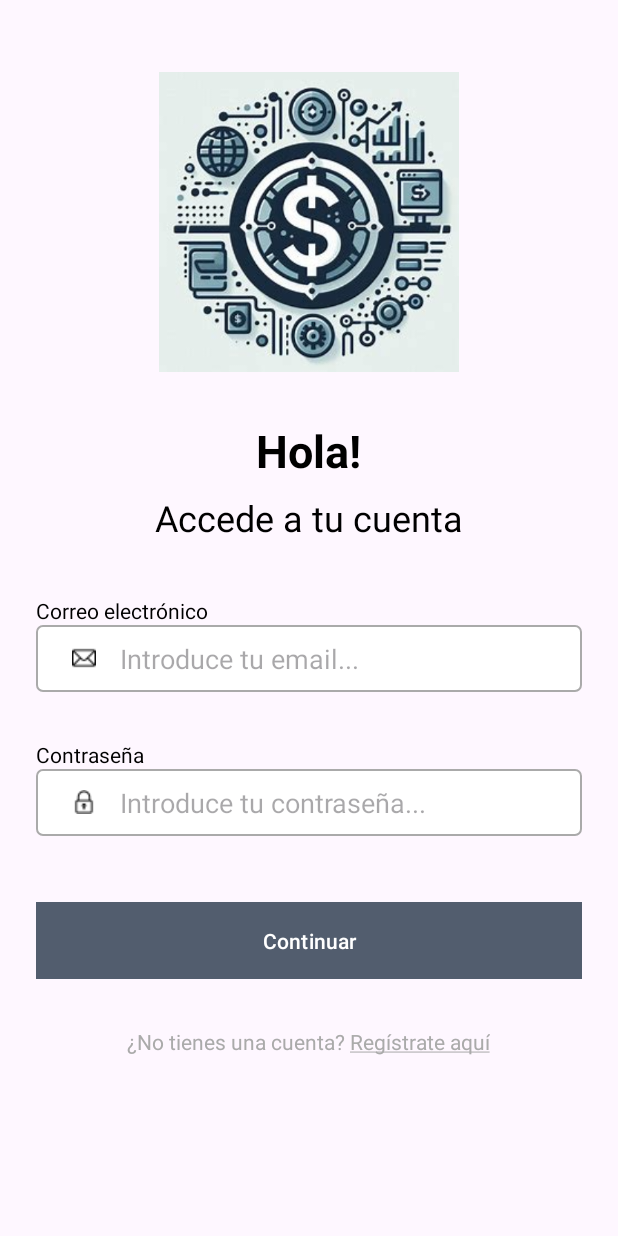
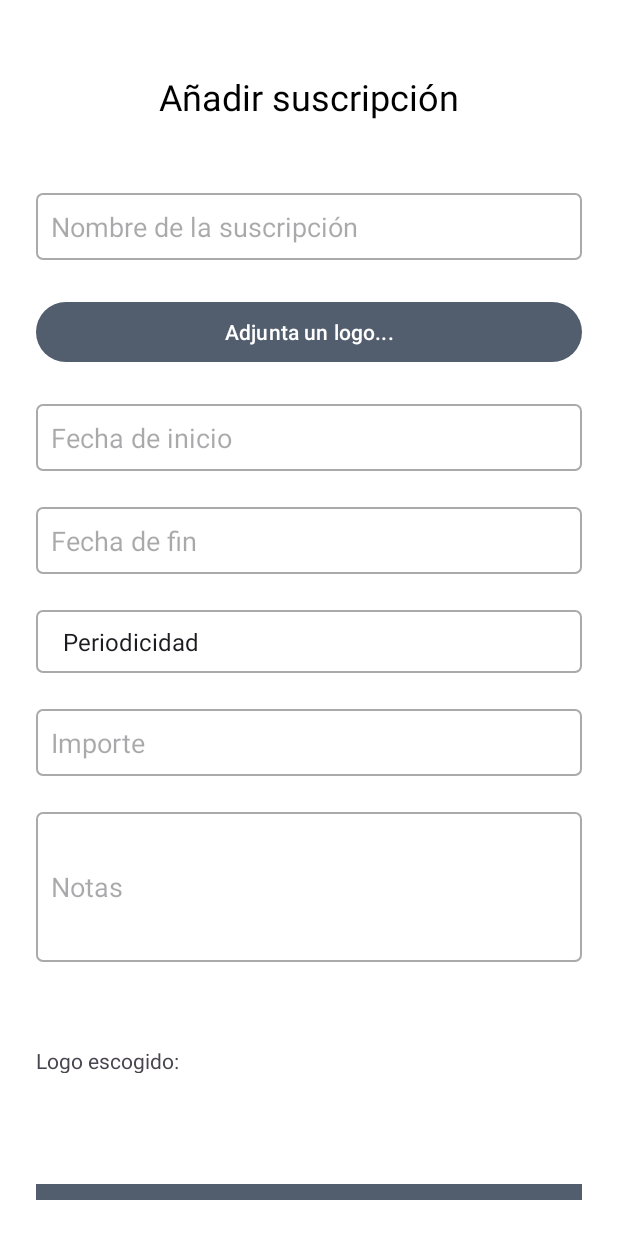
Before and after one commit to iesfuengirola1es/proyectointegrado2t2024-LuisSanchezMat, an Android app: the screen it shows after launch (LoginActivity before the commit, AddSubsActivity after it), on a phone screen of 412 x 824 dp. Run offline under Robolectric (Android 15) with nearby library versions, the phone set to English and light mode, and no system bars.

Commit message:
Añade sub con logo Base64, icono app. Falta subir API

```diff
--- a/AppAndroid/app/build.gradle.kts
+++ b/AppAndroid/app/build.gradle.kts
@@ -26,6 +26,9 @@ android {
         sourceCompatibility = JavaVersion.VERSION_1_8
         targetCompatibility = JavaVersion.VERSION_1_8
     }
+    buildFeatures {
+        viewBinding = true
+    }
 }
 
 dependencies {
@@ -37,6 +40,9 @@ dependencies {
     implementation ("com.squareup.retrofit2:retrofit:2.9.0")
     implementation ("com.squareup.retrofit2:converter-gson:2.6.4")
     implementation ("com.squareup.okhttp3:logging-interceptor:4.9.3")
+    implementation("androidx.annotation:annotation:1.6.0")
+    implementation("androidx.lifecycle:lifecycle-livedata-ktx:2.6.2")
+    implementation("androidx.lifecycle:lifecycle-viewmodel-ktx:2.6.2")
 
     testImplementation("junit:junit:4.13.2")
     androidTestImplementation("androidx.test.ext:junit:1.1.5")
--- /dev/null
+++ b/AppAndroid/app/src/main/java/com/example/appluissuscripciones/activities/AddSubsActivity.java
@@ -0,0 +1,216 @@
+package com.example.appluissuscripciones.activities;
+
+import android.app.Activity;
+import android.app.DatePickerDialog;
+import android.content.Intent;
+import android.graphics.Bitmap;
+import android.os.Bundle;
+import android.provider.MediaStore;
+import android.util.Base64;
+import android.view.View;
+import android.widget.ArrayAdapter;
+import android.widget.Button;
+import android.widget.DatePicker;
+import android.widget.EditText;
+import android.widget.ImageView;
+import android.widget.Spinner;
+import android.widget.Toast;
+
+import androidx.annotation.Nullable;
+import androidx.appcompat.app.AppCompatActivity;
+
+import com.example.appluissuscripciones.R;
+import com.example.appluissuscripciones.entidades.Suscripcion;
+import com.example.appluissuscripciones.entidades.SuscripcionResponse;
+import com.example.appluissuscripciones.entidades.SuscripcionesService;
+import com.example.appluissuscripciones.interfaces.Suscripciones;
+
+import java.io.ByteArrayOutputStream;
+import java.io.IOException;
+import java.text.ParseException;
+import java.text.SimpleDateFormat;
+import java.util.Calendar;
+import java.util.Locale;
+
+import retrofit2.Call;
+import retrofit2.Callback;
+import retrofit2.Response;
+
+public class AddSubsActivity extends AppCompatActivity {
+
+    private static final int REQUEST_IMAGE_PICK = 2;
+
+    private EditText editNombre, editFechaInicio, editFechaFin, editImporte, editNotas;
+    private Spinner spinnerPeriodicidad;
+    private ImageView logoEscogido;
+    private Button buttonChooseLogo, buttonGuardar;
+
+    private Calendar calendar;
+    private SimpleDateFormat dateFormat;
+    private Bitmap selectedImageBitmap;
+
+    private Suscripciones suscripcionesService;
+
+    @Override
+    protected void onCreate(Bundle savedInstanceState) {
+        super.onCreate(savedInstanceState);
+        setContentView(R.layout.activity_add_subs);
+
+        SuscripcionesService suscripcionesServiceInstance = new SuscripcionesService();
+        suscripcionesService = suscripcionesServiceInstance.getSuscripcionesService();
+
+        editNombre = findViewById(R.id.editNombre);
+        editFechaInicio = findViewById(R.id.editFechaInicio);
+        editFechaFin = findViewById(R.id.editFechaFin);
+        editImporte = findViewById(R.id.editImporte);
+        editNotas = findViewById(R.id.editNotas);
+        spinnerPeriodicidad = findViewById(R.id.spinnerPeriodicidad);
+        logoEscogido = findViewById(R.id.logoescogido);
+        buttonChooseLogo = findViewById(R.id.buttonChooseLogo);
+        buttonGuardar = findViewById(R.id.buttonGuardar);
+
+        // Inicializar calendario y formato de fecha
+        calendar = Calendar.getInstance();
+        dateFormat = new SimpleDateFormat("yyyy-MM-dd", Locale.getDefault());
+
+        // Configurar el spinner de periodicidad
+        ArrayAdapter<CharSequence> adapter = ArrayAdapter.createFromResource(
+                this, R.array.periodicidad_array, android.R.layout.simple_spinner_item);
+        adapter.setDropDownViewResource(android.R.layout.simple_spinner_dropdown_item);
+        spinnerPeriodicidad.setAdapter(adapter);
+        spinnerPeriodicidad.setSelection(0); // Establecer la primera opción como seleccionada por defecto
+
+        // Configurar selección de fechas
+        editFechaInicio.setOnClickListener(v -> showDatePickerDialog(editFechaInicio));
+        editFechaFin.setOnClickListener(v -> showDatePickerDialog(editFechaFin));
+
+        // Botón para elegir un logo
+        buttonChooseLogo.setOnClickListener(v -> chooseLogo());
+
+        // Botón para guardar la suscripción
+        buttonGuardar.setOnClickListener(v -> {
+            guardarSuscripcion();
+        });
+    }
+
+    // Mostrar el selector de fechas
+    private void showDatePickerDialog(final EditText editText) {
+        DatePickerDialog.OnDateSetListener dateSetListener = (view, year, monthOfYear, dayOfMonth) -> {
+            calendar.set(Calendar.YEAR, year);
+            calendar.set(Calendar.MONTH, monthOfYear);
+            calendar.set(Calendar.DAY_OF_MONTH, dayOfMonth);
+            editText.setText(dateFormat.format(calendar.getTime()));
+        };
+
+        new DatePickerDialog(
+                this, dateSetListener,
+                calendar.get(Calendar.YEAR),
+                calendar.get(Calendar.MONTH),
+                calendar.get(Calendar.DAY_OF_MONTH)
+        ).show();
+    }
+
+    // Abrir galería para seleccionar un logo
+    private void chooseLogo() {
+        Intent intent = new Intent();
+        intent.setType("image/*");
+        intent.setAction(Intent.ACTION_GET_CONTENT);
+        startActivityForResult(Intent.createChooser(intent, "Selecciona una imagen"), REQUEST_IMAGE_PICK);
+    }
+
+    // Manejar el resultado de la selección de la imagen
+    @Override
+    protected void onActivityResult(int requestCode, int resultCode, @Nullable Intent data) {
+        super.onActivityResult(requestCode, resultCode, data);
+        if (resultCode == Activity.RESULT_OK && requestCode == REQUEST_IMAGE_PICK && data != null && data.getData() != null) {
+            try {
+                selectedImageBitmap = MediaStore.Images.Media.getBitmap(getContentResolver(), data.getData());
+                logoEscogido.setImageBitmap(selectedImageBitmap);
+            } catch (IOException e) {
+                e.printStackTrace();
+            }
+        }
+    }
+
+    // Validar y guardar la suscripción
+    private void guardarSuscripcion() {
+        // Obtener los datos de los EditText y Spinner
+        String nombre = editNombre.getText().toString().trim();
+        String fechaInicioStr = editFechaInicio.getText().toString().trim();
+        String fechaFinStr = editFechaFin.getText().toString().trim();
+        String importeStr = editImporte.getText().toString().trim();
+        String notas = editNotas.getText().toString().trim();
+        String periodicidad = spinnerPeriodicidad.getSelectedItem().toString();
+
+        // Validar los campos
+        if (nombre.isEmpty() || fechaInicioStr.isEmpty() || fechaFinStr.isEmpty() || importeStr.isEmpty() || notas.isEmpty() || periodicidad.equals("Periodicidad")) {
+            Toast.makeText(this, "Por favor, completa todos los campos", Toast.LENGTH_SHORT).show();
+            return;
+        }
+
+        double importe = Double.parseDouble(importeStr);
+
+        Calendar fechaInicio = Calendar.getInstance();
+        Calendar fechaFin = Calendar.getInstance();
+
+        try {
+            fechaInicio.setTime(dateFormat.parse(fechaInicioStr));
+            fechaFin.setTime(dateFormat.parse(fechaFinStr));
+        } catch (ParseException e) {
+            e.printStackTrace();
+            Toast.makeText(this, "Error al procesar las fechas", Toast.LENGTH_SHORT).show();
+            return;
+        }
+
+        // Convertir el logo seleccionado a Base64
+        String logoBase64 = "";
+        if (selectedImageBitmap != null) {
+            logoBase64 = bitmapToBase64(selectedImageBitmap);
+        }
+
+        // Crear objeto Suscripcion
+        Suscripcion suscripcion = new Suscripcion();
+        suscripcion.setNombreSuscripcion(nombre);
+        suscripcion.setFechaInicio(dateFormat.format(fechaInicio.getTime()));
+        suscripcion.setFechaFin(dateFormat.format(fechaFin.getTime()));
+        suscripcion.setImporte(importe);
+        suscripcion.setNotas(notas);
+        suscripcion.setPeriodicidad(periodicidad);
+        suscripcion.setIdUsuario(1); // Asigna el ID del usuario correspondiente
+        suscripcion.setLogo(logoBase64); // Establecer el logo en formato Base64
+
+        // Llamar al servicio para guardar la suscripción
+        Call<SuscripcionResponse> call = suscripcionesService.guardarSuscripcion(suscripcion);
+        call.enqueue(new Callback<SuscripcionResponse>() {
+            @Override
+            public void onResponse(Call<SuscripcionResponse> call, Response<SuscripcionResponse> response) {
+                if (response.isSuccessful()) {
+                    SuscripcionResponse suscripcionResponse = response.body();
+                    if (suscripcionResponse != null) {
+                        // Procesar la respuesta si es necesaria
+                        Toast.makeText(AddSubsActivity.this, "Suscripción guardada correctamente", Toast.LENGTH_SHORT).show();
+                    } else {
+                        Toast.makeText(AddSubsActivity.this, "Error en la respuesta de la API", Toast.LENGTH_SHORT).show();
+                    }
+                } else {
+                    Toast.makeText(AddSubsActivity.this, "Error en la respuesta de la API", Toast.LENGTH_SHORT).show();
+                    // Aquí puedes agregar más información sobre el error si lo deseas
+                }
+            }
+
+            @Override
+            public void onFailure(Call<SuscripcionResponse> call, Throwable t) {
+                Toast.makeText(AddSubsActivity.this, "Error al conectar con la API", Toast.LENGTH_SHORT).show();
+                t.printStackTrace();
+            }
+        });
+    }
+
+    // Método para convertir Bitmap a Base64
+    private String bitmapToBase64(Bitmap bitmap) {
+        ByteArrayOutputStream byteArrayOutputStream = new ByteArrayOutputStream();
+        bitmap.compress(Bitmap.CompressFormat.PNG, 100, byteArrayOutputStream);
+        byte[] byteArray = byteArrayOutputStream.toByteArray();
+        return Base64.encodeToString(byteArray, Base64.DEFAULT);
+    }
+}
--- /dev/null
+++ b/AppAndroid/app/src/main/java/com/example/appluissuscripciones/entidades/SuscripcionesService.java
@@ -0,0 +1,26 @@
+package com.example.appluissuscripciones.entidades;
+import com.example.appluissuscripciones.interfaces.Suscripciones;
+import com.example.appluissuscripciones.interfaces.Usuarios;
+
+import retrofit2.Retrofit;
+import retrofit2.converter.gson.GsonConverterFactory;
+
+public class SuscripcionesService {
+
+    private static final String BASE_URL = "https://luissanchezmat.eu.pythonanywhere.com/";
+
+    private Suscripciones suscripcionesService;
+
+    public SuscripcionesService() {
+        Retrofit retrofit = new Retrofit.Builder()
+                .baseUrl(BASE_URL)
+                .addConverterFactory(GsonConverterFactory.create())
+                .build();
+
+        suscripcionesService = retrofit.create(Suscripciones.class);
+    }
+
+    public Suscripciones getSuscripcionesService() {
+        return suscripcionesService;
+    }
+}
--- /dev/null
+++ b/AppAndroid/app/src/main/java/com/example/appluissuscripciones/interfaces/Suscripciones.java
@@ -0,0 +1,13 @@
+package com.example.appluissuscripciones.interfaces;
+
+import com.example.appluissuscripciones.entidades.Suscripcion;
+import com.example.appluissuscripciones.entidades.SuscripcionResponse;
+
+import retrofit2.Call;
+import retrofit2.http.Body;
+import retrofit2.http.POST;
+
+public interface Suscripciones {
+    @POST("suscripciones")
+    Call<SuscripcionResponse> guardarSuscripcion(@Body Suscripcion suscripcion);
+}
--- /dev/null
+++ b/AppAndroid/app/src/main/res/layout/activity_add_subs.xml
@@ -0,0 +1,116 @@
+<?xml version="1.0" encoding="utf-8"?>
+<LinearLayout xmlns:android="http://schemas.android.com/apk/res/android"
+    android:layout_width="match_parent"
+    android:layout_height="match_parent"
+    android:orientation="vertical"
+    android:padding="24dp"
+    android:background="@android:color/white">
+
+    <!-- Título de la pantalla -->
+    <TextView
+        android:id="@+id/textViewTitulo"
+        android:layout_width="match_parent"
+        android:layout_height="wrap_content"
+        android:text="Añadir suscripción"
+        android:textSize="24sp"
+        android:textColor="@android:color/black"
+        android:gravity="center_horizontal"
+        android:layout_margin="24dp"/>
+
+
+    <LinearLayout
+        android:layout_width="match_parent"
+        android:layout_height="wrap_content"
+        android:orientation="vertical">
+        <EditText
+            android:layout_marginTop="24dp"
+            android:id="@+id/editNombre"
+            android:layout_width="match_parent"
+            android:layout_height="wrap_content"
+            android:hint="Nombre de la suscripción"
+            android:background="@drawable/edit_text_background"
+            android:focusable="true" />
+
+        <Button
+            android:id="@+id/buttonChooseLogo"
+            android:layout_width="match_parent"
+            android:layout_height="wrap_content"
+            android:layout_marginTop="24dp"
+            android:text="Adjunta un logo..." />
+
+        <EditText
+            android:layout_marginTop="24dp"
+            android:id="@+id/editFechaInicio"
+            android:layout_width="match_parent"
+            android:layout_height="wrap_content"
+            android:hint="Fecha de inicio"
+            android:background="@drawable/edit_text_background"
+            android:focusable="false" />
+
+        <EditText
+            android:layout_marginTop="24dp"
+            android:id="@+id/editFechaFin"
+            android:layout_width="match_parent"
+            android:layout_height="wrap_content"
+            android:hint="Fecha de fin"
+            android:background="@drawable/edit_text_background"
+            android:focusable="false" />
+
+        <Spinner
+            android:id="@+id/spinnerPeriodicidad"
+            android:layout_width="match_parent"
+            android:layout_marginTop="24dp"
+            android:background="@drawable/edit_text_background"
+            android:layout_height="wrap_content" />
+        <EditText
+            android:id="@+id/editImporte"
+            android:layout_width="match_parent"
+            android:layout_height="wrap_content"
+            android:hint="Importe"
+            android:background="@drawable/edit_text_background"
+            android:layout_marginTop="24dp"
+            android:inputType="numberDecimal" />
+
+        <EditText
+            android:id="@+id/editNotas"
+            android:layout_marginTop="24dp"
+            android:layout_width="match_parent"
+            android:layout_height="100dp"
+            android:hint="Notas"
+            android:background="@drawable/edit_text_background"
+            android:inputType="textMultiLine" />
+
+        <LinearLayout
+            android:layout_marginTop="24dp"
+            android:layout_width="match_parent"
+            android:layout_height="100dp"
+            android:weightSum="4">
+
+            <TextView
+                android:layout_width="0dp"
+                android:layout_height="match_parent"
+                android:layout_gravity="left"
+                android:layout_marginTop="50dp"
+                android:layout_weight="2"
+                android:text="\n\nLogo escogido:" />
+
+            <ImageView
+                android:layout_width="0dp"
+                android:id="@+id/logoescogido"
+                android:layout_weight="2"
+                android:layout_height="match_parent"
+                android:layout_gravity="right" />
+        </LinearLayout>
+        <Button
+            android:id="@+id/buttonGuardar"
+            android:layout_width="match_parent"
+            android:layout_height="wrap_content"
+            android:layout_marginTop="24dp"
+            android:text="Guardar"
+            android:background="@color/white" />
+    </LinearLayout>
+
+
+
+
+</LinearLayout>
--- /dev/null
+++ b/AppAndroid/app/src/main/res/values-land/dimens.xml
@@ -0,0 +1,3 @@
+<resources>
+    <dimen name="activity_horizontal_margin">48dp</dimen>
+</resources>
--- /dev/null
+++ b/AppAndroid/app/src/main/res/values-w1240dp/dimens.xml
@@ -0,0 +1,3 @@
+<resources>
+    <dimen name="activity_horizontal_margin">200dp</dimen>
+</resources>
--- /dev/null
+++ b/AppAndroid/app/src/main/res/values-w600dp/dimens.xml
@@ -0,0 +1,3 @@
+<resources>
+    <dimen name="activity_horizontal_margin">48dp</dimen>
+</resources>
--- /dev/null
+++ b/AppAndroid/app/src/main/res/values/dimens.xml
@@ -0,0 +1,5 @@
+<resources>
+    <!-- Default screen margins, per the Android Design guidelines. -->
+    <dimen name="activity_horizontal_margin">16dp</dimen>
+    <dimen name="activity_vertical_margin">16dp</dimen>
+</resources>
--- a/AppAndroid/app/src/main/res/values/strings.xml
+++ b/AppAndroid/app/src/main/res/values/strings.xml
@@ -1,4 +1,21 @@
 <resources>
     <string name="app_name">AppLuisSuscripciones</string>
     <string name="registrate">¿No tienes una cuenta? <u>Regístrate aquí</u></string>
+    <string name="title_activity_add_subs">AddSubsActivity</string>
+    <string name="prompt_email">Email</string>
+    <string name="prompt_password">Password</string>
+    <string name="action_sign_in">Sign in or register</string>
+    <string name="action_sign_in_short">Sign in</string>
+    <string name="welcome">"Welcome !"</string>
+    <string name="invalid_username">Not a valid username</string>
+    <string name="invalid_password">Password must be >5 characters</string>
+    <string name="login_failed">"Login failed"</string>
+    <string-array name="periodicidad_array">
+        <item>Periodicidad</item>
+        <item>No</item>
+        <item>Semanal</item>
+        <item>Mensual</item>
+        <item>Trimestral</item>
+        <item>Anual</item>
+    </string-array>
 </resources>
```
Also changed, not shown: AppAndroid/app/src/main/AndroidManifest.xml (+12 -2 lines), AppAndroid/app/src/main/java/com/example/appluissuscripciones/entidades/Suscripcion.java (added, +120 -0 lines), AppAndroid/app/src/main/java/com/example/appluissuscripciones/entidades/SuscripcionResponse.java (added, +120 -0 lines), AppAndroid/app/src/main/res/mipmap-hdpi/logo.PNG (added).
